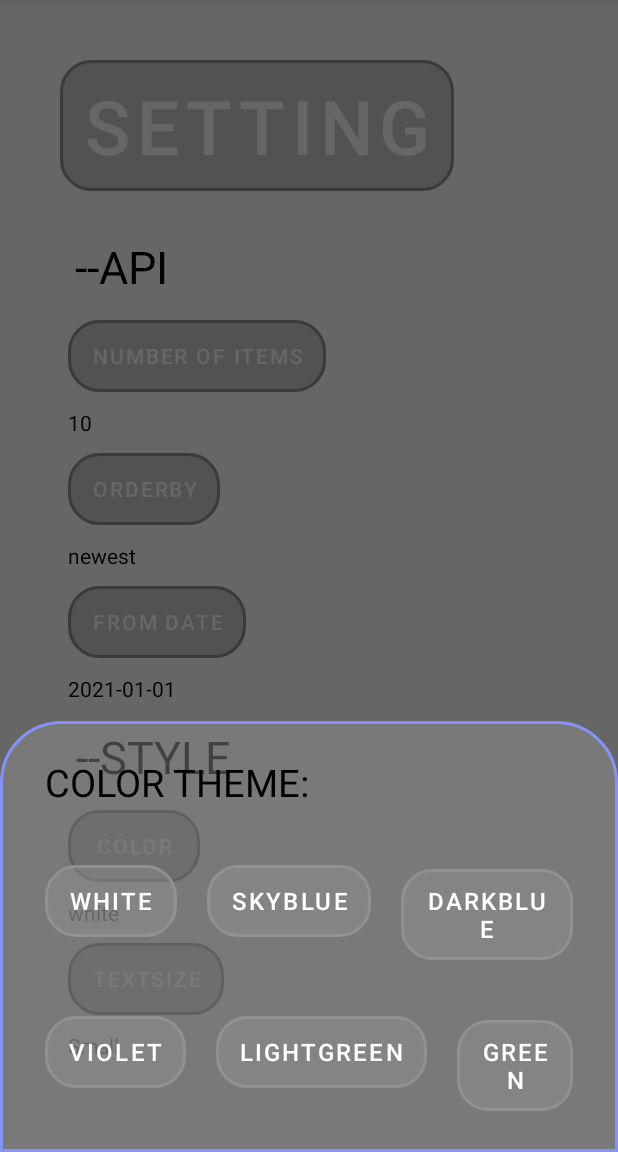
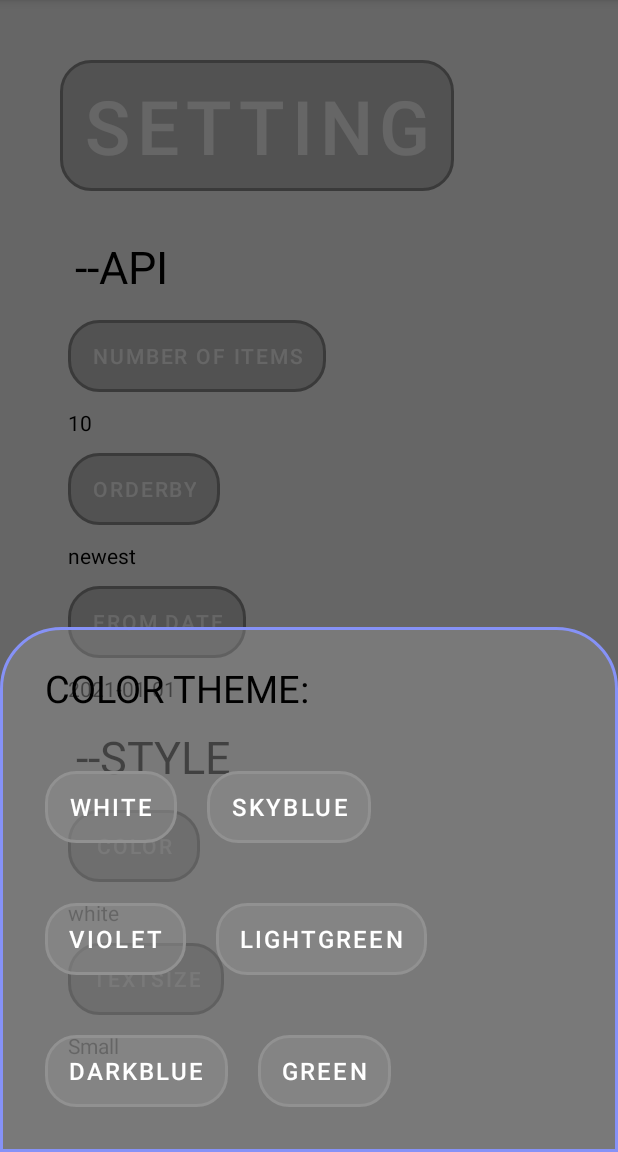
Before and after one commit to imhmdrz/Guardian-news-android, an Android app: the fragment SettingFragment shown on its own in the app's theme, after a tap on "COLOR", on a phone screen of 412 x 824 dp, the part 84-1236 px from its top. Run offline under Robolectric (Android 15) with nearby library versions, the phone set to English and light mode, and no system bars; our stand-ins replace Room's generated code, paging.

Commit message:
fix list bug and

```diff
--- a/app/src/main/java/com/example/myproj/uiHolder/GuardianFragment.kt
+++ b/app/src/main/java/com/example/myproj/uiHolder/GuardianFragment.kt
@@ -54,10 +54,10 @@ class GuardianFragment() : Fragment() {
     override fun onViewCreated(view: View, savedInstanceState: Bundle?) {
         super.onViewCreated(view, savedInstanceState)
         viewModel = ViewModelProvider(
-            this, provideViewModelFactory(
+            requireActivity(), provideViewModelFactory(
                 requireContext().dataStore,
                 context = requireContext(),
-                owner = this
+                owner = requireActivity()
             )
         ).get(GuardianViewModel::class.java)
         rvAdapter = RvPagingAdapter(requireContext(), type)
--- a/app/src/main/java/com/example/myproj/uiHolder/GuardianViewModel.kt
+++ b/app/src/main/java/com/example/myproj/uiHolder/GuardianViewModel.kt
@@ -10,6 +10,7 @@ import androidx.paging.PagingData
 import androidx.paging.cachedIn
 import com.example.myproj.model.ApiResult
 import com.example.myproj.repository.GuardianRepository
+import kotlinx.coroutines.FlowPreview
 import kotlinx.coroutines.flow.Flow
 import kotlinx.coroutines.flow.SharingStarted
 import kotlinx.coroutines.flow.distinctUntilChanged
@@ -20,6 +21,7 @@ import kotlinx.coroutines.launch
 
 
 
+@OptIn(FlowPreview::class)
 class GuardianViewModel(
     private val repo: GuardianRepository,
     private val savedStateHandle: SavedStateHandle
--- a/app/src/main/java/com/example/myproj/uiHolder/RvAdapter.kt
+++ b/app/src/main/java/com/example/myproj/uiHolder/RvAdapter.kt
@@ -28,6 +28,7 @@ class RvPagingAdapter(private val context : Context,
         @SuppressLint("SetTextI18n")
         fun bind(item: ApiResult) {
             binding.apply {
+
                 tvTitle.text = item.webTitle
                 tvSection.text = section
                 tvText.text = item.fields.trailText.replace("<.*?>".toRegex(), "")
--- a/app/src/main/java/com/example/myproj/uiHolder/setting/SettingFragment.kt
+++ b/app/src/main/java/com/example/myproj/uiHolder/setting/SettingFragment.kt
@@ -47,7 +47,7 @@ class SettingFragment : Fragment() {
     override fun onViewCreated(view: View, savedInstanceState: Bundle?) {
         super.onViewCreated(view, savedInstanceState)
         viewModel = ViewModelProvider(
-            this, Injection.provideSettingViewModelFactory(
+            requireActivity(), Injection.provideSettingViewModelFactory(
                 requireContext().dataStore,
                 context = requireContext()
             )
--- a/app/src/main/res/layout/color_theme_d.xml
+++ b/app/src/main/res/layout/color_theme_d.xml
@@ -1,9 +1,9 @@
 <?xml version="1.0" encoding="utf-8"?>
 <LinearLayout xmlns:android="http://schemas.android.com/apk/res/android"
-    android:orientation="vertical"
     android:layout_width="match_parent"
     android:layout_height="match_parent"
-    android:background="@drawable/dialogsh">
+    android:background="@drawable/dialogsh"
+    android:orientation="vertical">
 
 
     <LinearLayout
@@ -15,11 +15,11 @@
             android:id="@+id/createText"
             android:layout_width="wrap_content"
             android:layout_height="wrap_content"
-            android:textAlignment="viewStart"
-            android:text="COLOR THEME:"
-            android:padding="8dp"
             android:layout_marginStart="12dp"
             android:layout_marginTop="5dp"
+            android:padding="8dp"
+            android:text="COLOR THEME:"
+            android:textAlignment="viewStart"
             android:textSize="25dp" />
 
     </LinearLayout>
@@ -27,79 +27,91 @@
 
     <LinearLayout
         android:id="@+id/layoutVideo"
-        android:orientation="horizontal"
         android:layout_width="match_parent"
         android:layout_height="wrap_content"
         android:layout_marginTop="10dp"
+        android:orientation="horizontal"
         android:padding="10dp">
-
 
 
         <Button
             android:id="@+id/btnWhite"
-            android:background="@drawable/shape_btn"
             android:layout_width="wrap_content"
             android:layout_height="wrap_content"
+            android:layout_margin="10dp"
+            android:background="@drawable/shape_btn"
             android:text="White"
-            android:textSize="16sp"
-            android:layout_margin="10dp"/>
+            android:textSize="16sp" />
+
         <Button
             android:id="@+id/btnSkyBlue"
-            android:background="@drawable/shape_btn"
             android:layout_width="wrap_content"
             android:layout_height="wrap_content"
+            android:layout_margin="10dp"
+            android:background="@drawable/shape_btn"
             android:text="SkyBlue"
-            android:textSize="16sp"
 
-            android:layout_margin="10dp"/>
-        <Button
-            android:id="@+id/btnDarkBlue"
-            android:background="@drawable/shape_btn"
-            android:layout_width="wrap_content"
-            android:layout_height="wrap_content"
-            android:text="DarkBlue"
-            android:textSize="16sp"
-
-            android:layout_margin="10dp"/>
+            android:textSize="16sp" />
 
     </LinearLayout>
 
 
     <LinearLayout
         android:id="@+id/layoutVideo2"
-        android:orientation="horizontal"
         android:layout_width="match_parent"
         android:layout_height="wrap_content"
+        android:orientation="horizontal"
         android:padding="10dp">
-
 
 
         <Button
             android:id="@+id/btnViolet"
-            android:background="@drawable/shape_btn"
             android:layout_width="wrap_content"
             android:layout_height="wrap_content"
+            android:layout_margin="10dp"
+            android:background="@drawable/shape_btn"
             android:text="Violet"
-            android:textSize="16sp"
-            android:layout_margin="10dp"/>
+            android:textSize="16sp" />
+
         <Button
             android:id="@+id/btnLightGreen"
-            android:background="@drawable/shape_btn"
             android:layout_width="wrap_content"
             android:layout_height="wrap_content"
+            android:layout_margin="10dp"
+            android:background="@drawable/shape_btn"
             android:text="LightGreen"
-            android:textSize="16sp"
+            android:textSize="16sp" />
 
-            android:layout_margin="10dp"/>
+
+    </LinearLayout>
+
+    <LinearLayout
+        android:id="@+id/layoutVideo3"
+        android:layout_width="match_parent"
+        android:layout_height="wrap_content"
+        android:orientation="horizontal"
+        android:padding="10dp">
+
+
+        <Button
+            android:id="@+id/btnDarkBlue"
+            android:layout_width="wrap_content"
+            android:layout_height="wrap_content"
+            android:layout_margin="10dp"
+            android:background="@drawable/shape_btn"
+            android:text="DarkBlue"
+
+            android:textSize="16sp" />
+
         <Button
             android:id="@+id/btnGreen"
-            android:background="@drawable/shape_btn"
             android:layout_width="wrap_content"
             android:layout_height="wrap_content"
+            android:layout_margin="10dp"
+            android:background="@drawable/shape_btn"
             android:text="Green"
-            android:textSize="16sp"
 
-            android:layout_margin="10dp"/>
+            android:textSize="16sp" />
 
     </LinearLayout>
 
--- a/app/src/main/res/layout/text_size_d.xml
+++ b/app/src/main/res/layout/text_size_d.xml
@@ -16,7 +16,7 @@
             android:layout_width="wrap_content"
             android:layout_height="wrap_content"
             android:textAlignment="viewStart"
-            android:text="COLOR THEME:"
+            android:text="Text Size:"
             android:padding="8dp"
             android:layout_marginStart="12dp"
             android:layout_marginTop="5dp"
```
